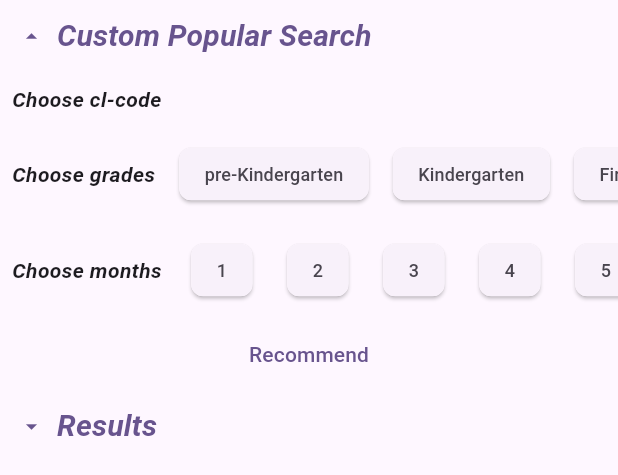
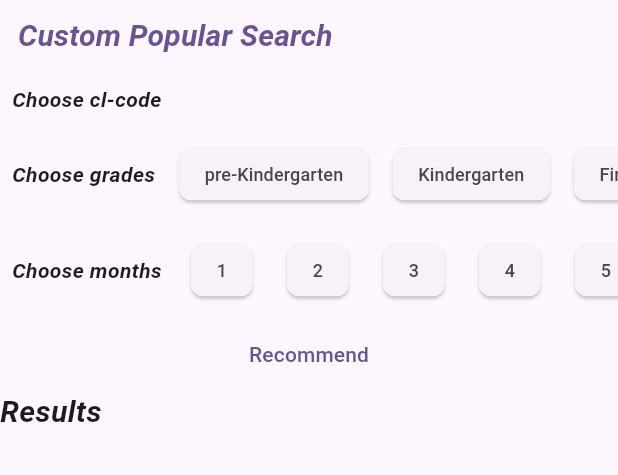
Before and after one commit to nivdavidian/MathCenterRecommendationEngine, a Flutter app: the CustomPopularSearch widget shown alone on an empty page, opened directly with empty values, after a tap on "Custom Popular Search", on a phone screen of 412 x 824 dp. Shown: the top 475 px of the screen. Run offline on Flutter 3.47's test engine with Material 3 defaults, Android fonts, the phone set to English and light mode, and no system bars; network calls fail.

Commit message:
fixing most popular ui. adding cl code choice to user similarity

```diff
--- a/recui/lib/most_popular_page.dart
+++ b/recui/lib/most_popular_page.dart
@@ -1,8 +1,6 @@
 import 'dart:convert';
 
-import 'package:flutter/cupertino.dart';
 import 'package:flutter/material.dart';
-import 'package:flutter/widgets.dart';
 import 'package:http/http.dart' as http;
 import 'package:recui/UserSimilarityPage.dart';
 
@@ -36,8 +34,8 @@ class _MostPopularPageState extends State<MostPopularPage> {
       body: Column(
         crossAxisAlignment: CrossAxisAlignment.start,
         children: [
-          Expanded(child: CustomPopularSearch(clCodes: clCodes)),
-          MostPopularByCL(clCodes: clCodes),
+          CustomPopularSearch(clCodes: clCodes),
+          // MostPopularByCL(clCodes: clCodes),
         ],
       ),
     );
@@ -167,15 +165,13 @@ class _CustomPopularSearchState extends State<CustomPopularSearch> {
     return Column(
       crossAxisAlignment: CrossAxisAlignment.start,
       children: [
-        TextButton.icon(
+        TextButton(
           onPressed: () {
             setState(() {
               isMakingCustom = !isMakingCustom;
             });
           },
-          icon: Icon(
-              isMakingCustom ? Icons.arrow_drop_up : Icons.arrow_drop_down),
-          label: const Text(
+          child: const Text(
             "Custom Popular Search",
             style: TextStyle(
                 fontStyle: FontStyle.italic,
@@ -183,9 +179,6 @@ class _CustomPopularSearchState extends State<CustomPopularSearch> {
                 fontWeight: FontWeight.bold),
           ),
         ),
-        ...(!isMakingCustom
-            ? [const SizedBox()]
-            : [
         SingleChildScrollView(
           scrollDirection: Axis.horizontal,
           child: Row(
@@ -312,38 +305,34 @@ class _CustomPopularSearchState extends State<CustomPopularSearch> {
               },
               child: const Text("Recommend")),
         ),
-                TextButton.icon(
-                  onPressed: () {
-                    setState(() {
-                      customHasResults = !customHasResults;
-                    });
-                  },
-                  icon: Icon(customHasResults
-                      ? Icons.arrow_drop_up
-                      : Icons.arrow_drop_down),
-                  label: const Text(
+        const Text(
           "Results",
           style: TextStyle(
               fontStyle: FontStyle.italic,
               fontSize: 20.0,
               fontWeight: FontWeight.bold),
         ),
-                ),
-                !customHasResults
-                    ? const SizedBox()
-                    : mostPopulars.isEmpty
-                        ? const Text("No Results")
-                        : Expanded(
-                            child: SingleChildScrollView(
-                                child: Column(
+        SingleChildScrollView(
+            scrollDirection: Axis.horizontal,
+            child: Row(
               children: List.generate(
                   mostPopulars.length,
-                                (index) => Padding(
-                              padding: const EdgeInsets.all(5.0),
-                              child: ListTile(
-                                title: Text(mostPopulars[index].name),
-                                subtitle: Text(mostPopulars[index].uid),
-                                onTap: () {
+                  (index) => Card(
+                        child: Padding(
+                          padding: const EdgeInsets.all(8.0),
+                          child: Column(
+                            crossAxisAlignment: CrossAxisAlignment.center,
+                            children: [
+                              SelectableText(mostPopulars[index].name),
+                              SelectableText(mostPopulars[index].uid),
+                              Center(
+                                child: TextButton.icon(
+                                  label: const Text(
+                                    "more info",
+                                    style: TextStyle(fontSize: 12.0),
+                                  ),
+                                  icon: const Icon(Icons.info, size: 12.0),
+                                  onPressed: () {
                                     showModalBottomSheet(
                                         context: context,
                                         builder: (context) {
@@ -352,11 +341,12 @@ class _CustomPopularSearchState extends State<CustomPopularSearch> {
                                         });
                                   },
                                 ),
+                              )
+                            ],
                           ),
                         ),
                       )),
-                          )
-              ]),
+            )),
       ],
     );
   }
```
Also changed, not shown: recui/lib/UserSimilarityPage.dart (+86 -16 lines), 1 other file. Lines whose indentation alone changed are shown as unchanged.
